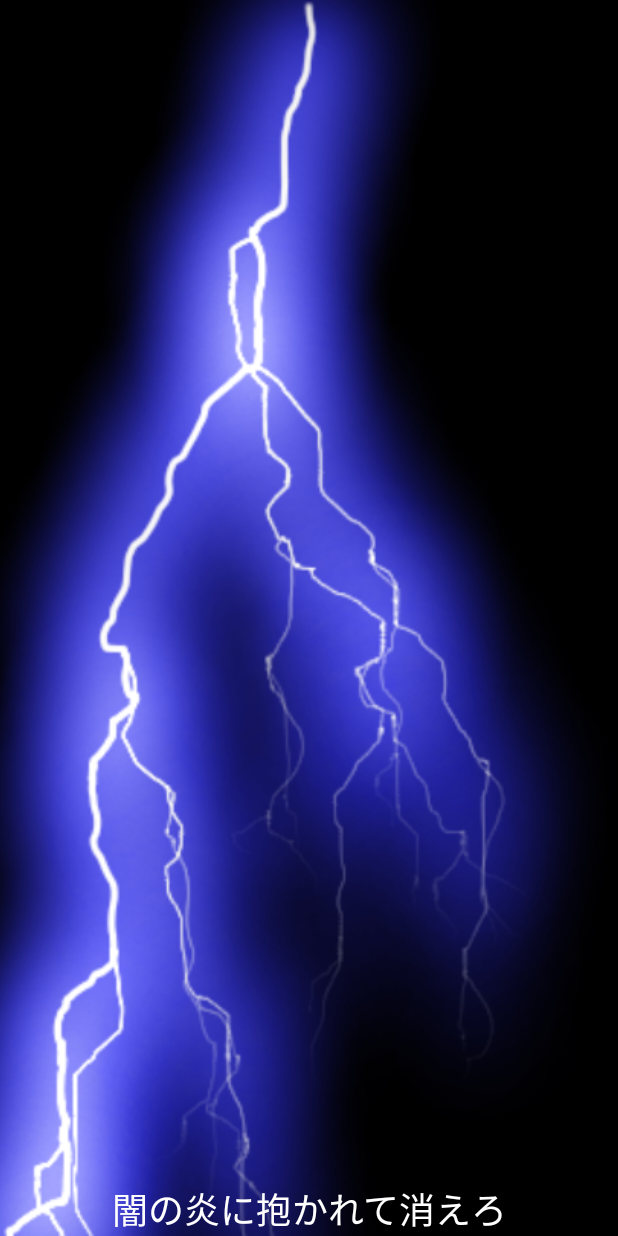
After one commit to egglang/Megusurin, an Android app: the fragment MagicViewFragment shown on its own in the app's theme, on a phone screen of 412 x 824 dp. The commit adds this screen. Run offline under Robolectric (Android 15) with nearby library versions, the light colour scheme and no system bars.

Commit message:
Add Magic effect view(only thunder)

```diff
--- a/mobile/src/main/AndroidManifest.xml
+++ b/mobile/src/main/AndroidManifest.xml
@@ -25,7 +25,8 @@
         <!--</activity>-->
         <activity
             android:name=".MegusurinActivity"
-            android:label="@string/app_name" >
+            android:label="@string/app_name"
+            android:screenOrientation="landscape">
             <intent-filter>
                 <action android:name="android.intent.action.MAIN" />
 
--- /dev/null
+++ b/mobile/src/main/java/ma10/megusurin/MagicViewFragment.java
@@ -0,0 +1,113 @@
+package ma10.megusurin;
+
+import android.os.Bundle;
+import android.app.Fragment;
+import android.view.LayoutInflater;
+import android.view.View;
+import android.view.ViewGroup;
+import android.widget.ImageView;
+import android.widget.TextView;
+import android.os.Handler;
+
+import java.util.Random;
+
+
+/**
+ *
+ */
+public class MagicViewFragment extends Fragment {
+
+    private static final int MAGIC_EFFECT_TIME = 5000;
+
+    public static final int MAGIC_TYPE_FIRE = 0;
+
+    public static final int MAGIC_TYPE_THUNDER = 1;
+
+    /** Magic Type */
+    private static final String ARG_MAGIC_TYPE = "magic_type";
+
+    private int mMagicType;
+
+    private Handler mHandler;
+
+    public static MagicViewFragment newInstance(int magicType) {
+        MagicViewFragment fragment = new MagicViewFragment();
+
+        Bundle args = new Bundle();
+        args.putInt(ARG_MAGIC_TYPE, magicType);
+        fragment.setArguments(args);
+
+        return fragment;
+    }
+    public MagicViewFragment() {
+        // Required empty public constructor
+    }
+
+    @Override
+    public void onCreate(Bundle savedInstanceState) {
+        super.onCreate(savedInstanceState);
+        if (getArguments() != null) {
+            mMagicType = getArguments().getInt(ARG_MAGIC_TYPE);
+        }
+
+        mHandler = new Handler();
+    }
+
+    private ImageView mMagicImage;
+
+    private long mStartTime;
+
+    @Override
+    public View onCreateView(LayoutInflater inflater, ViewGroup container,
+                             Bundle savedInstanceState) {
+        View v = inflater.inflate(R.layout.fragment_magic_view, container, false);
+
+        TextView magicText = (TextView) v.findViewById(R.id.magic_view_text);
+        switch (mMagicType) {
+            case MAGIC_TYPE_FIRE:
+                magicText.setText("闇の炎に抱かれて消えろ");
+                break;
+
+            case MAGIC_TYPE_THUNDER:
+                magicText.setText("神の怒りが地上に降り注ぐ");
+                break;
+        }
+
+        mMagicImage = (ImageView) v.findViewById(R.id.magic_view_image);
+        mHandler.post(mMagicEffector);
+        mStartTime = System.currentTimeMillis();
+
+        return v;
+    }
+
+    private final Runnable mMagicEffector = new Runnable() {
+        public void run() {
+            long now = System.currentTimeMillis();
+            if ((mStartTime + MAGIC_EFFECT_TIME) > now) {
+                mMagicImage.getHandler().postDelayed(mMagicEffector, 100);
+            }
+
+            mHandler.post(new Runnable() {
+                @Override
+                public void run() {
+                    Random rand = new Random();
+                    int id = rand.nextInt(2);
+                    switch (id) {
+                        case 0:
+                            mMagicImage.setImageResource(R.drawable.thunder01);
+                            break;
+                        case 1:
+                            mMagicImage.setImageResource(R.drawable.thunder02);
+                            break;
+                        case 2:
+                            mMagicImage.setImageResource(R.drawable.thunder03);
+                            break;
+                    }
+
+                }
+            });
+        }
+    };
+
+
+}
--- /dev/null
+++ b/mobile/src/main/res/layout/fragment_magic_view.xml
@@ -0,0 +1,21 @@
+<FrameLayout xmlns:android="http://schemas.android.com/apk/res/android"
+    xmlns:tools="http://schemas.android.com/tools"
+    android:layout_width="match_parent"
+    android:layout_height="match_parent"
+    tools:context="ma10.megusurin.MagicViewFragment">
+
+    <ImageView
+        android:id="@+id/magic_view_image"
+        android:layout_width="match_parent"
+        android:layout_height="match_parent"
+        android:scaleType="centerCrop"/>
+
+    <TextView
+        android:id="@+id/magic_view_text"
+        android:layout_width="match_parent"
+        android:layout_height="match_parent"
+        android:textColor="#FFF"
+        android:textSize="24sp"
+        android:gravity="bottom|center_horizontal"/>
+
+</FrameLayout>
--- a/mobile/src/main/res/values/styles.xml
+++ b/mobile/src/main/res/values/styles.xml
@@ -1,7 +1,7 @@
 <resources>
 
     <!-- Base application theme. -->
-    <style name="AppTheme" parent="android:Theme.Holo.Light.DarkActionBar">
+    <style name="AppTheme" parent="android:Theme.Holo.Light.NoActionBar.Fullscreen">
         <!-- Customize your theme here. -->
     </style>
 
```
Also changed, not shown: mobile/src/main/java/ma10/megusurin/MegusurinActivity.java (+23 -0 lines), mobile/src/main/res/layout/activity_megusurin.xml (+5 -9 lines), mobile/src/main/res/drawable/thunder01.png (added), mobile/src/main/res/drawable/thunder02.png (added), mobile/src/main/res/drawable/thunder03.png (added).
